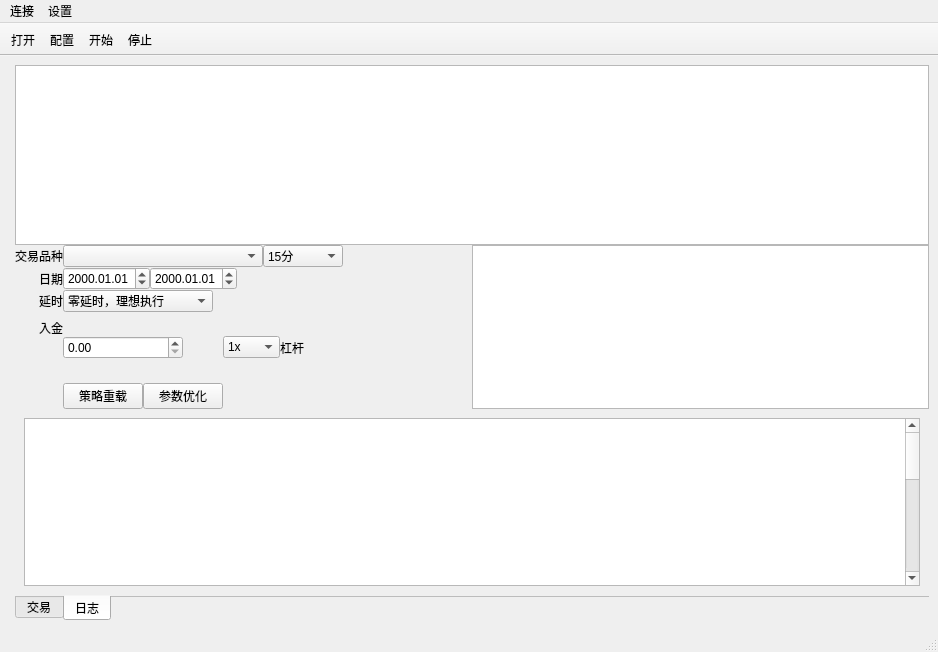
Old version of the form ui/form.ui in the repository pengwow/QTest.
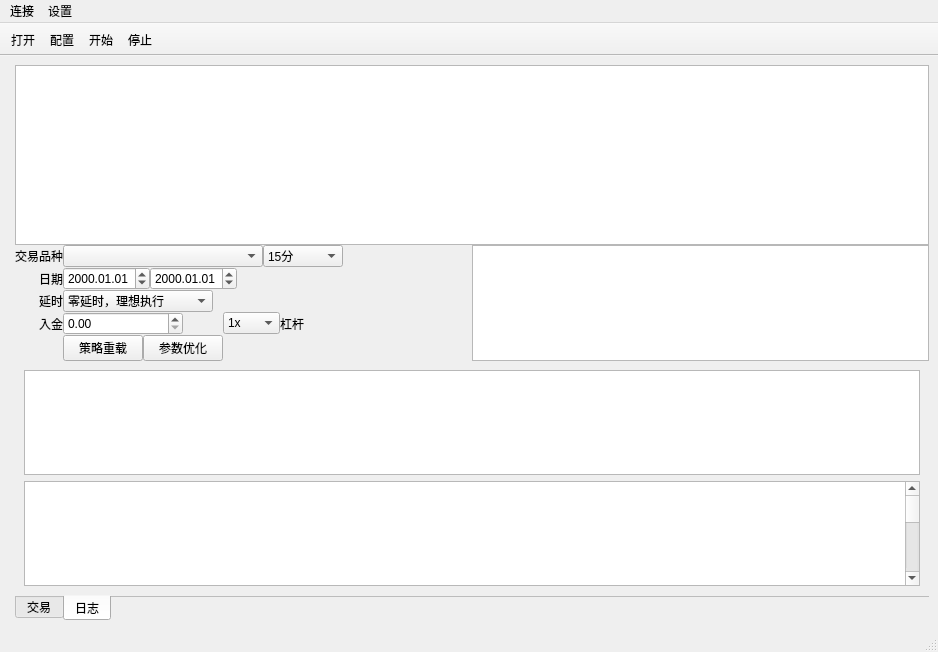
New version of the form. Icons and pictures are not drawn. Custom widgets are drawn as their Qt base class.

What changed in the file:
```diff
--- a/ui/form.ui
+++ b/ui/form.ui
@@ -279,7 +279,7 @@
          </layout>
         </item>
         <item row="4" column="1">
-         <layout class="QGridLayout" name="gridLayout_2" rowstretch="1,0,0" columnstretch="0,0">
+         <layout class="QGridLayout" name="gridLayout_2" rowstretch="1" columnstretch="0,0">
           <item row="0" column="1">
            <widget class="QPushButton" name="pushButton_3">
             <property name="text">
@@ -450,7 +450,17 @@
          </attribute>
          <layout class="QVBoxLayout" name="verticalLayout_3">
           <item>
-           <widget class="QTableWidget" name="tableWidget">
+           <widget class="QTextEdit" name="log_text">
+            <property name="readOnly">
+             <bool>true</bool>
+            </property>
+            <property name="overwriteMode">
+             <bool>true</bool>
+            </property>
+           </widget>
+          </item>
+          <item>
+           <widget class="QTableWidget" name="log_widget">
             <property name="sizePolicy">
              <sizepolicy hsizetype="Expanding" vsizetype="Expanding">
               <horstretch>0</horstretch>
```
Left out of the diff: 34 changed lines with no effect on the pictures.
